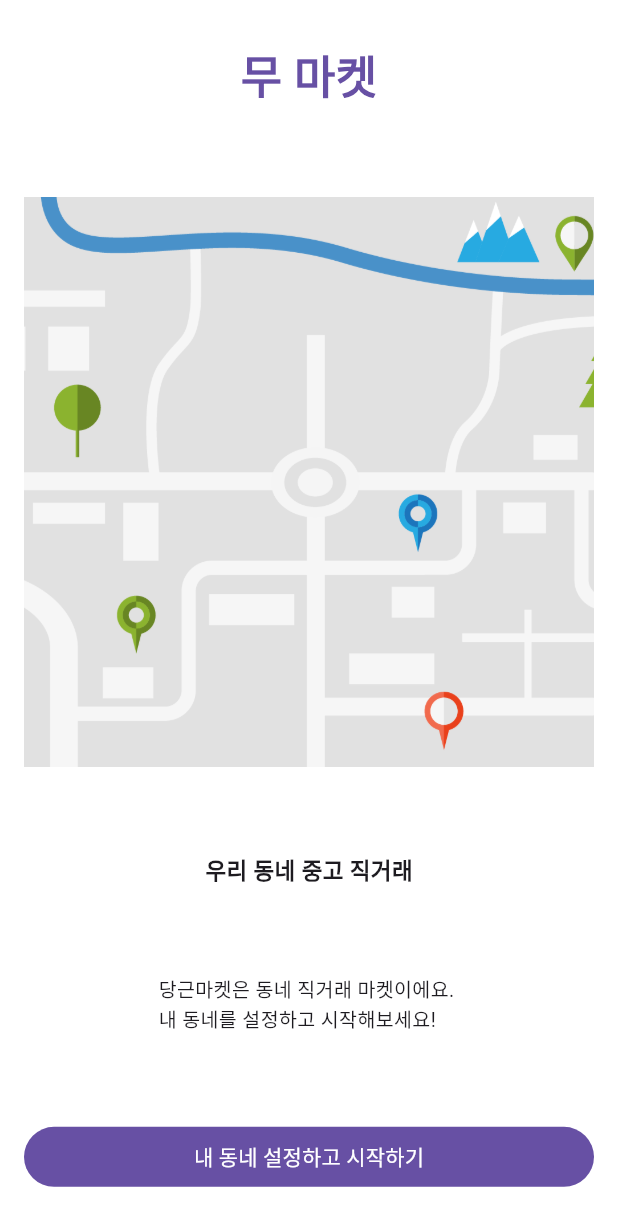
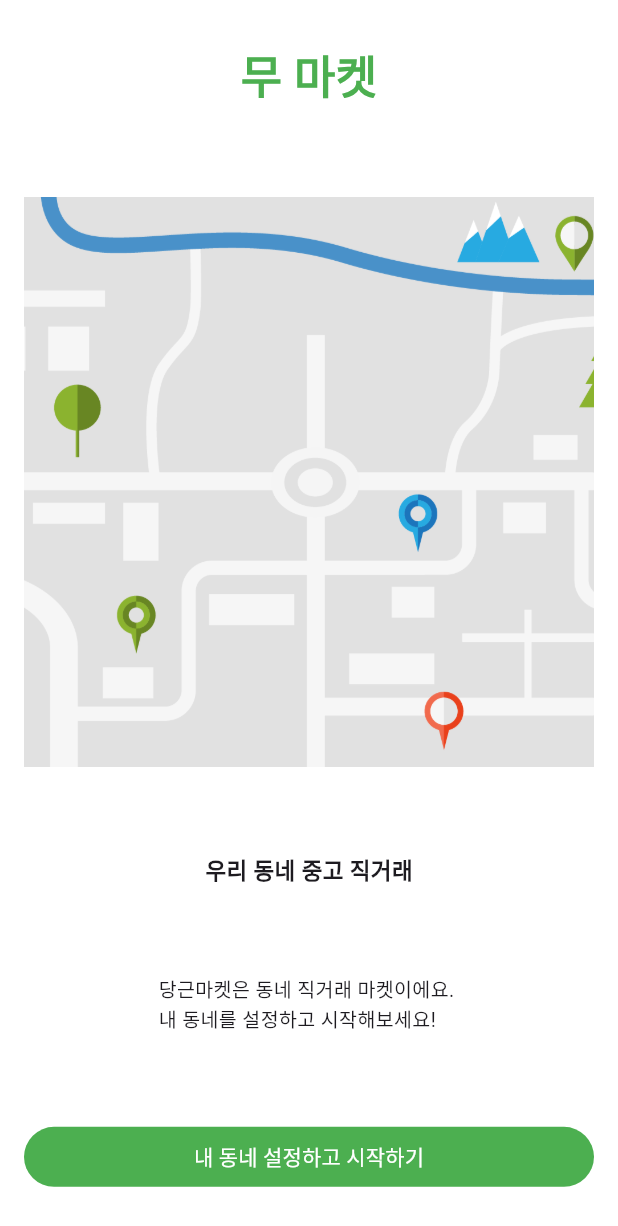
Before and after one commit to chohangmin/clone_radish_app, a Flutter app: the screen it shows after launch, on a phone screen of 412 x 824 dp. Shown: the top 1226 px of the screen. Run offline on Flutter 3.47's test engine with Material 3 defaults, Android fonts, the light colour scheme and no system bars; drawn by our look-alikes of extended_image; our stand-ins replace beamer, logger; Roboto replaces fonts that are missing (Hanbit).

Commit message:
Fix 5 step

```diff
--- a/lib/main.dart
+++ b/lib/main.dart
@@ -46,7 +46,7 @@
     return MaterialApp.router(
       theme: ThemeData(
           fontFamily: 'Hanbit',
-          primarySwatch: Colors.green,
+          primaryColor: Colors.green,
           textTheme: const TextTheme(
             labelLarge: TextStyle(color: Colors.white),
           )),
--- a/lib/screens/start/intro_page.dart
+++ b/lib/screens/start/intro_page.dart
@@ -17,7 +17,7 @@
               style: TextStyle(
                 fontSize: 30,
                 fontWeight: FontWeight.bold,
-                color: Theme.of(context).colorScheme.primary,
+                color: Theme.of(context).primaryColor,
               ),
             ),
             ExtendedImage.asset('assets/images/intro_one.png'),
@@ -41,7 +41,7 @@
                 TextButton(
                   onPressed: () {},
                   style: TextButton.styleFrom(
-                    backgroundColor: Theme.of(context).colorScheme.primary,
+                    backgroundColor: Theme.of(context).primaryColor,
                   ),
                   child: Text(
                     '내 동네 설정하고 시작하기',
```
